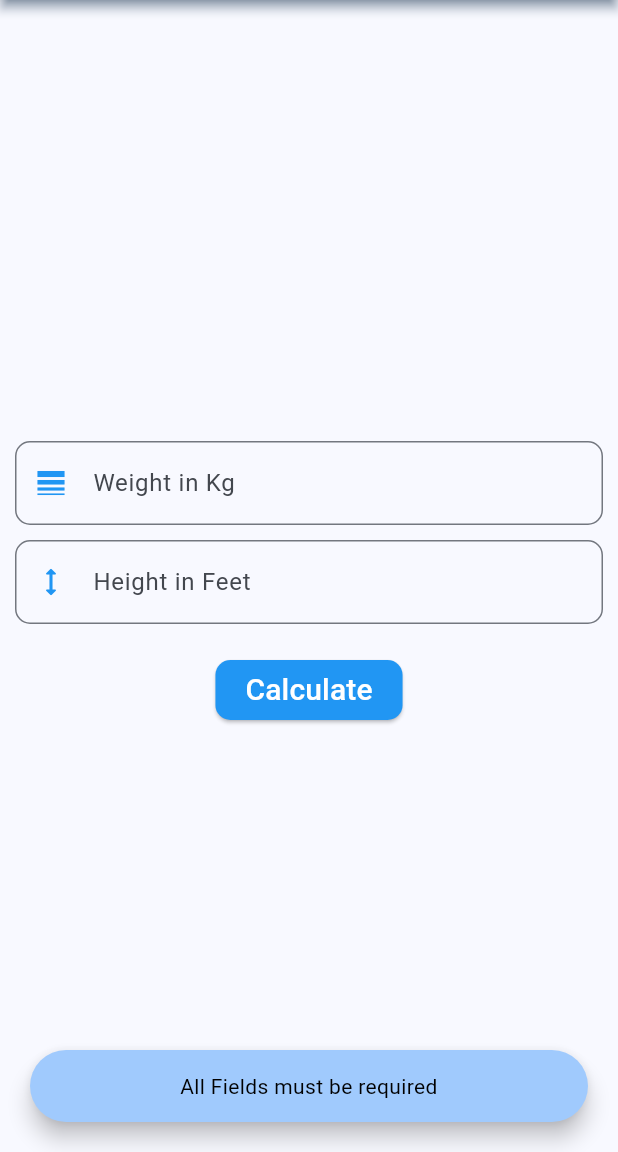
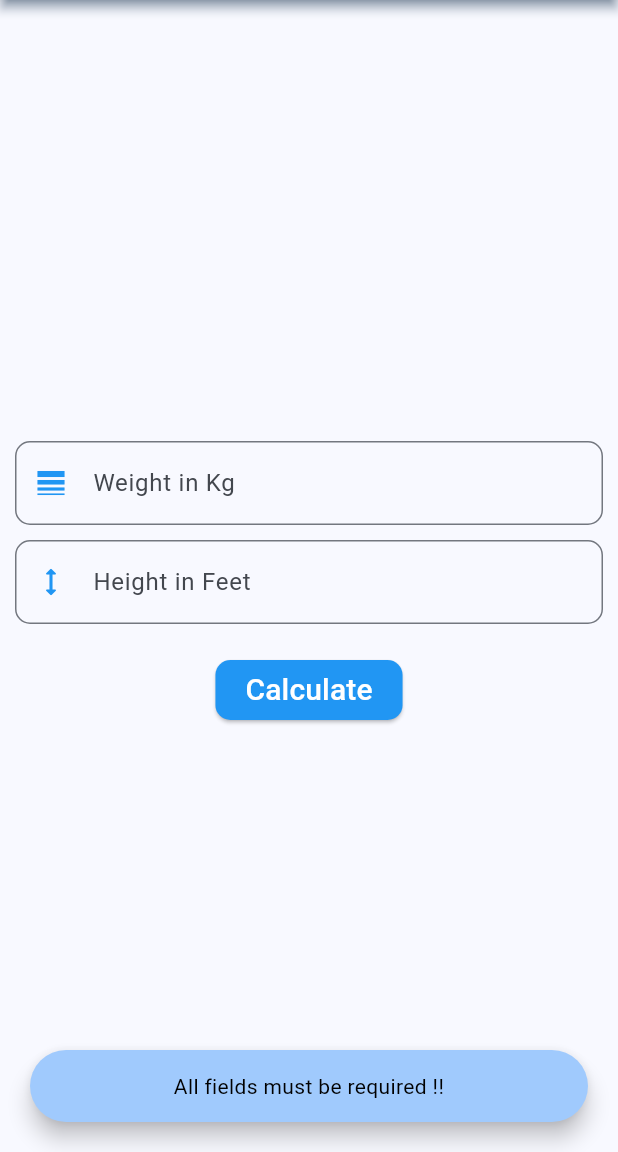
Before and after one commit to gouravpatil70/bmi_calculator, a Flutter app: the screen it shows after launch, after a tap on "Calculate", on a phone screen of 412 x 824 dp, the part 84-1236 px from its top. Run offline on Flutter 3.47's test engine with Material 3 defaults, Android fonts, the phone set to English and light mode, and no system bars.

Commit message:
Separate SnakBar widget & Alert Dialog Widget file is created & did some changes in home_page file

```diff
--- a/lib/Pages/home_page.dart
+++ b/lib/Pages/home_page.dart
@@ -1,6 +1,7 @@
+import 'package:bmi_calculator/Widgets/custom_snack_bar.dart';
 import 'package:bmi_calculator/Widgets/custom_text_field.dart';
 import 'package:flutter/material.dart';
-import 'package:flutter/services.dart';
+import 'package:bmi_calculator/Widgets/custom_alert_dialogBox.dart';
 
 class HomePage extends StatefulWidget {
   const HomePage({super.key});
@@ -79,8 +80,6 @@ class _HomePageState extends State<HomePage> {
     String weight = weightEditingController.text;
     String heightInFt = heightInFeetEditingController.text;
 
-    // print(weight.isNotEmpty);
-
     if(weight.isNotEmpty && heightInFt.isNotEmpty){
 
       int intWeight = int.parse(weight);
@@ -93,6 +92,8 @@ class _HomePageState extends State<HomePage> {
 
       double bmiValue = intWeight/(totalMeter*totalMeter);   // Like : weight* height_in_meter^2
       String simpleResult;
+
+      // Simplifying BMI result
       if(bmiValue>25){
         simpleResult = 'Overweighted';
       }else if(bmiValue>18){
@@ -100,59 +101,13 @@ class _HomePageState extends State<HomePage> {
       }else{
         simpleResult = 'Underweighted';
       }
-      _showDialogBox(bmiValue,simpleResult);
+      CustomDialogBox.showDialogBox(context, bmiValue, simpleResult);
+    }else{
+      CustomSnackBar snackBarObject =  CustomSnackBar(snackBarContent: 'All fields must be required !!', snackBarBackgroundColor: Theme.of(context).colorScheme.inversePrimary);
 
-    }else{
-      SnackBar snackBar =  SnackBar(
-        shape: RoundedRectangleBorder(
-          borderRadius: BorderRadius.circular(30.0)
-        ),
-        backgroundColor: Theme.of(context).colorScheme.inversePrimary,
-        margin: const EdgeInsets.fromLTRB(20.0, 20.0, 20.0, 20.0),
-        behavior: SnackBarBehavior.floating,
-
-        content: const Text(
-          'All Fields must be required',
-          style: TextStyle(
-            color: Colors.black,
-          ),
-          textAlign: TextAlign.center,
-        ),
-      );
-      ScaffoldMessenger.of(context).showSnackBar(snackBar);
+      ScaffoldMessenger.of(context).showSnackBar(snackBarObject.showSnackBar());
     }
   }
 
-  _showDialogBox(double bmiValue, String simpleResult){
-    showDialog(
-      context: context,
-      builder: (BuildContext context){
-        return AlertDialog(
-          title: Text("Your BMI value is : ${bmiValue.toStringAsFixed(2)} & you're $simpleResult"),
-          shape: RoundedRectangleBorder(
-            borderRadius: BorderRadius.circular(20.0)
-          ),
-          actions: [
-            ElevatedButton(
-              onPressed: (){
-                Navigator.of(context).pop();
-              },
-              style: ElevatedButton.styleFrom(
-                backgroundColor: Colors.blue,
-                shape: RoundedRectangleBorder(
-                  borderRadius: BorderRadius.circular(10.0)
-                )
-              ),
-              child: const Text(
-                'Ok',
-                style: TextStyle(
-                  color: Colors.white,
-                ),
-              )
-            )
-          ],
-        );
-      }
-    );
-  }
+
 }
--- /dev/null
+++ b/lib/Widgets/custom_snack_bar.dart
@@ -0,0 +1,27 @@
+import 'package:flutter/material.dart';
+
+class CustomSnackBar{
+  final String snackBarContent;
+  final Color snackBarBackgroundColor;
+  CustomSnackBar({required this.snackBarContent, required this.snackBarBackgroundColor});
+
+
+  SnackBar showSnackBar(){
+    return SnackBar(
+      shape: RoundedRectangleBorder(
+        borderRadius: BorderRadius.circular(30.0)
+      ),
+      backgroundColor: snackBarBackgroundColor,
+      margin: const EdgeInsets.fromLTRB(20.0, 20.0, 20.0, 20.0),
+      behavior: SnackBarBehavior.floating,
+
+      content: Text(
+        snackBarContent,
+        style: const TextStyle(
+          color: Colors.black,
+        ),
+        textAlign: TextAlign.center,
+      ),
+    );
+  }
+}
```
Also changed, not shown: lib/Widgets/custom_alert_dialogBox.dart (added, +37 -0 lines).
